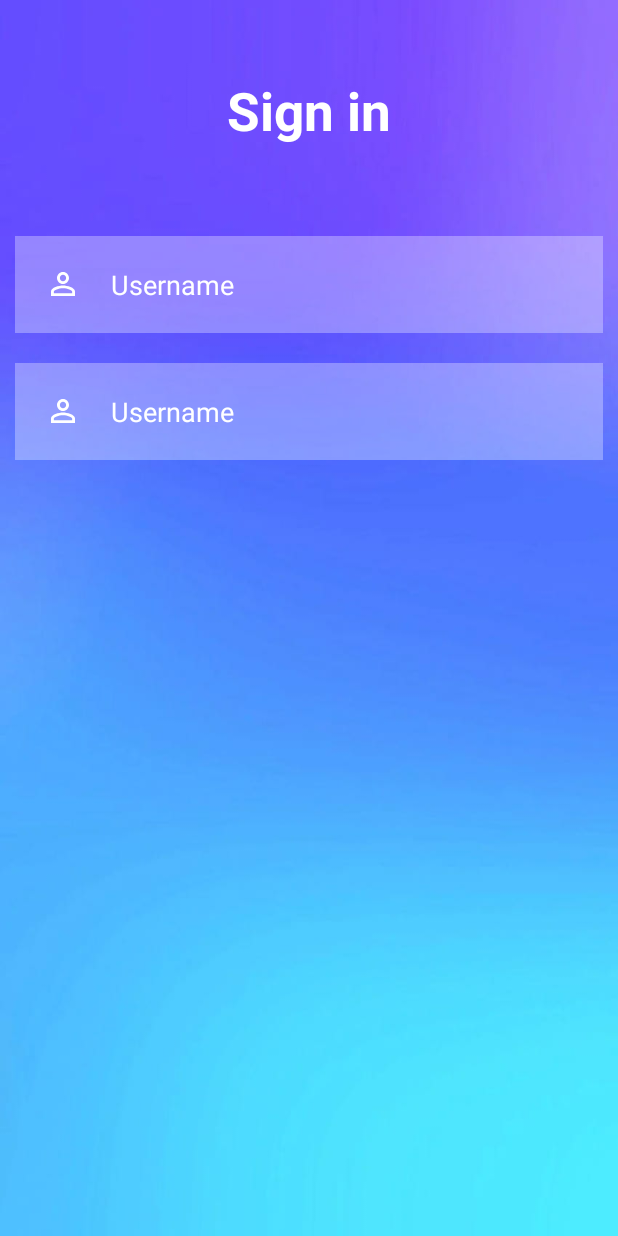
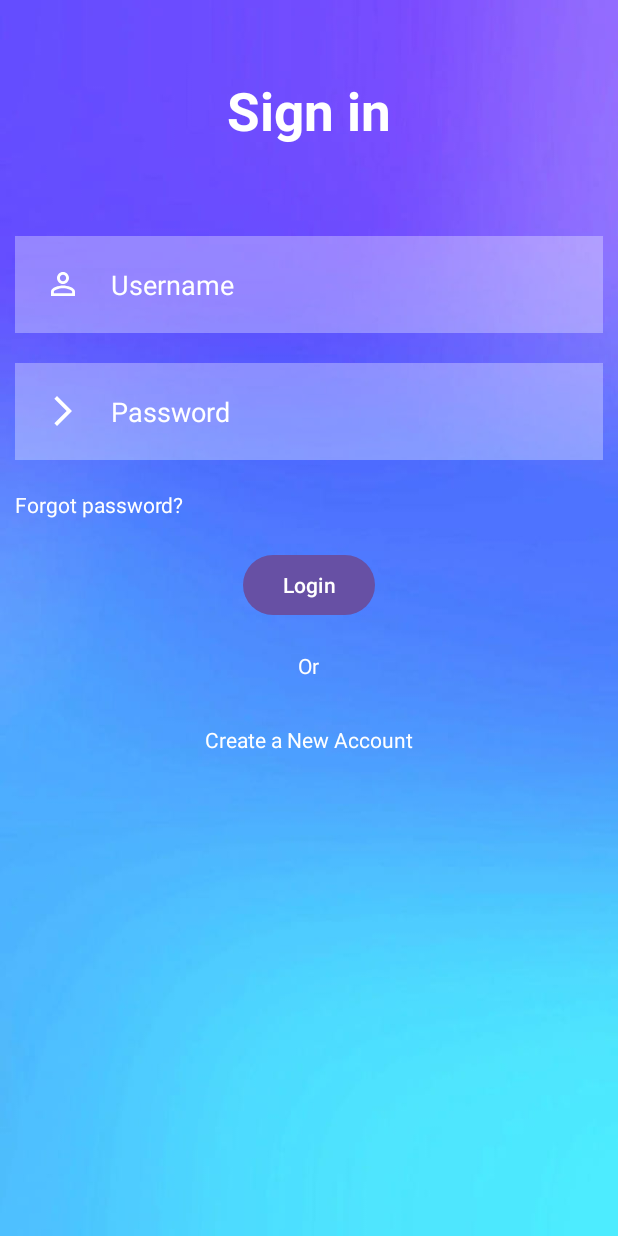
Before and after one commit to HorvathHajnalka/YouDo, an Android app: the screen it shows after launch (MainActivity before the commit, LoginActivity after it), on a phone screen of 412 x 824 dp. Run offline under Robolectric (Android 15) with nearby library versions, the phone set to English and light mode, and no system bars.

Commit message:
before dbconnect

```diff
--- /dev/null
+++ b/YouDo/app/src/main/java/com/example/youdo/LoginActivity.java
@@ -0,0 +1,51 @@
+package com.example.youdo;
+
+
+import androidx.appcompat.app.AppCompatActivity;
+
+
+import android.content.Intent;
+import android.os.Bundle;
+import android.view.View;
+import android.widget.TextView;
+import android.widget.Toast;
+
+import com.google.android.material.button.MaterialButton;
+
+public class LoginActivity extends AppCompatActivity {
+
+    @Override
+    protected void onCreate(Bundle savedInstanceState) {
+        super.onCreate(savedInstanceState);
+        setContentView(R.layout.activity_login);
+
+        TextView username =(TextView) findViewById(R.id.username);
+        TextView password =(TextView) findViewById(R.id.password);
+        MaterialButton loginbtn  = (MaterialButton) findViewById(R.id.loginbtn);
+
+        TextView newaccountbtn  = (TextView) findViewById(R.id.newaccount);
+
+        // switch to registerpage
+        newaccountbtn.setOnClickListener(new View.OnClickListener() {
+            @Override
+            public void onClick(View v) {
+                startActivity(new Intent(LoginActivity.this,RegisterActivity.class));
+            }
+        });
+
+        // admin and admin
+
+        loginbtn.setOnClickListener((new View.OnClickListener() {
+            @Override
+            public void onClick(View v) {
+                if(username.getText().toString().equals("admin") && password.getText().toString().equals("admin")) {
+                    // correct
+                    Toast.makeText(LoginActivity.this, "Successfully logged in", Toast.LENGTH_SHORT).show();
+                }else{
+                    Toast.makeText(LoginActivity.this, "Failed to log in", Toast.LENGTH_SHORT).show();
+                }
+            }
+        }));
+
+    }
+}
--- /dev/null
+++ b/YouDo/app/src/main/java/com/example/youdo/dbConnect.java
@@ -0,0 +1,4 @@
+package com.example.youdo;
+
+public class dbConnect {
+}
--- /dev/null
+++ b/YouDo/app/src/main/res/drawable/baseline_alternate_email_24.xml
@@ -0,0 +1,5 @@
+<vector android:height="24dp" android:tint="#FFFFFF"
+    android:viewportHeight="24" android:viewportWidth="24"
+    android:width="24dp" xmlns:android="http://schemas.android.com/apk/res/android">
+    <path android:fillColor="@android:color/white" android:pathData="M12,2C6.48,2 2,6.48 2,12s4.48,10 10,10h5v-2h-5c-4.34,0 -8,-3.66 -8,-8s3.66,-8 8,-8 8,3.66 8,8v1.43c0,0.79 -0.71,1.57 -1.5,1.57s-1.5,-0.78 -1.5,-1.57L17,12c0,-2.76 -2.24,-5 -5,-5s-5,2.24 -5,5 2.24,5 5,5c1.38,0 2.64,-0.56 3.54,-1.47 0.65,0.89 1.77,1.47 2.96,1.47 1.97,0 3.5,-1.6 3.5,-3.57L22,12c0,-5.52 -4.48,-10 -10,-10zM12,15c-1.66,0 -3,-1.34 -3,-3s1.34,-3 3,-3 3,1.34 3,3 -1.34,3 -3,3z"/>
+</vector>
--- /dev/null
+++ b/YouDo/app/src/main/res/drawable/baseline_arrow_forward_ios_24.xml
@@ -0,0 +1,5 @@
+<vector android:autoMirrored="true" android:height="24dp"
+    android:tint="#FFFFFF" android:viewportHeight="24"
+    android:viewportWidth="24" android:width="24dp" xmlns:android="http://schemas.android.com/apk/res/android">
+    <path android:fillColor="@android:color/white" android:pathData="M6.23,20.23l1.77,1.77l10,-10l-10,-10l-1.77,1.77l8.23,8.23z"/>
+</vector>
--- /dev/null
+++ b/YouDo/app/src/main/res/layout/activity_login.xml
@@ -0,0 +1,105 @@
+<?xml version="1.0" encoding="utf-8"?>
+<RelativeLayout xmlns:android="http://schemas.android.com/apk/res/android"
+    xmlns:app="http://schemas.android.com/apk/res-auto"
+    xmlns:tools="http://schemas.android.com/tools"
+    android:layout_width="match_parent"
+    android:layout_height="match_parent"
+    android:icon="@mipmap/my_icon"
+    android:background="@drawable/background"
+    tools:context=".LoginActivity">
+
+    <TextView
+        android:layout_width="match_parent"
+        android:layout_height="wrap_content"
+        android:id="@+id/signin"
+        android:text="Sign in"
+        android:textColor="@color/white"
+        android:textSize="35dp"
+        android:textStyle="bold"
+        android:layout_margin="50dp"
+        android:gravity="center"
+        />
+
+    <EditText
+        android:layout_width="match_parent"
+        android:layout_height="wrap_content"
+        android:id="@+id/username"
+        android:layout_below="@id/signin"
+        android:background="#50ffffff"
+        android:hint="Username"
+        android:textColorHint="@color/white"
+        android:textColor="@color/white"
+        android:layout_margin="10dp"
+        android:padding="20dp"
+        android:drawableLeft="@drawable/baseline_person_outline_24"
+        android:drawablePadding="20dp"/>
+
+    <EditText
+        android:layout_width="match_parent"
+        android:layout_height="wrap_content"
+        android:id="@+id/password"
+        android:layout_below="@id/username"
+        android:background="#50ffffff"
+        android:hint="Password"
+        android:textColorHint="@color/white"
+        android:textColor="@color/white"
+        android:layout_margin="10dp"
+        android:padding="20dp"
+        android:drawableLeft="@drawable/baseline_arrow_forward_ios_24"
+        android:drawablePadding="20dp"
+        android:inputType="textPassword"/>
+
+    <TextView
+        android:layout_width="wrap_content"
+        android:layout_height="wrap_content"
+        android:id="@+id/forgotpass"
+        android:layout_below="@id/password"
+        android:text="Forgot password?"
+        android:textColor="@color/white"
+        android:layout_centerHorizontal="false"
+        android:layout_margin="10dp"
+        />
+
+    <com.google.android.material.button.MaterialButton
+        android:layout_width="wrap_content"
+        android:layout_height="wrap_content"
+        android:id="@+id/loginbtn"
+        android:layout_below="@id/forgotpass"
+        android:text="Login"
+        android:layout_centerHorizontal="true"
+        android:layout_margin="10dp"
+        />
+
+    <TextView
+        android:layout_width="wrap_content"
+        android:layout_height="wrap_content"
+        android:id="@+id/or"
+        android:layout_below="@id/loginbtn"
+        android:text="Or"
+        android:textColor="@color/white"
+        android:layout_centerHorizontal="true"
+        android:layout_margin="10dp"
+        />
+
+    <LinearLayout
+        android:layout_width="wrap_content"
+        android:layout_height="wrap_content"
+        android:orientation="horizontal"
+        android:layout_below="@id/or"
+        android:layout_margin="10dp"
+        android:layout_centerHorizontal="true">
+
+        <TextView
+            android:id="@+id/newaccount"
+            android:layout_width="wrap_content"
+            android:layout_height="wrap_content"
+            android:layout_below="@id/loginbtn"
+            android:layout_marginStart="10dp"
+            android:layout_marginTop="10dp"
+            android:layout_marginEnd="10dp"
+            android:layout_marginBottom="10dp"
+            android:text="Create a New Account"
+            android:textColor="@color/white" />
+    </LinearLayout>
+
+</RelativeLayout>
--- a/YouDo/app/src/main/res/layout/activity_main.xml
+++ b/YouDo/app/src/main/res/layout/activity_main.xml
@@ -3,49 +3,6 @@
     xmlns:app="http://schemas.android.com/apk/res-auto"
     xmlns:tools="http://schemas.android.com/tools"
     android:layout_width="match_parent"
-    android:layout_height="match_parent"
-    android:icon="@mipmap/my_icon"
-    android:background="@drawable/background"
-    tools:context=".MainActivity">
-
-    <TextView
-        android:layout_width="match_parent"
-        android:layout_height="wrap_content"
-        android:id="@+id/signin"
-        android:text="Sign in"
-        android:textColor="@color/white"
-        android:textSize="35dp"
-        android:textStyle="bold"
-        android:layout_margin="50dp"
-        android:gravity="center"
-        />
-
-    <EditText
-        android:layout_width="match_parent"
-        android:layout_height="wrap_content"
-        android:id="@+id/username"
-        android:layout_below="@id/signin"
-        android:background="#50ffffff"
-        android:hint="Username"
-        android:textColorHint="@color/white"
-        android:textColor="@color/white"
-        android:layout_margin="10dp"
-        android:padding="20dp"
-        android:drawableLeft="@drawable/baseline_person_outline_24"
-        android:drawablePadding="20dp"/>
-
-    <EditText
-        android:layout_width="match_parent"
-        android:layout_height="wrap_content"
-        android:id="@+id/password"
-        android:layout_below="@id/username"
-        android:background="#50ffffff"
-        android:hint="Username"
-        android:textColorHint="@color/white"
-        android:textColor="@color/white"
-        android:layout_margin="10dp"
-        android:padding="20dp"
-        android:drawableLeft="@drawable/baseline_person_outline_24"
-        android:drawablePadding="20dp"/>
+    android:layout_height="match_parent">
 
 </RelativeLayout>
```
Also changed, not shown: YouDo/app/src/main/AndroidManifest.xml (+9 -1 lines), YouDo/app/src/main/java/com/example/youdo/MainActivity.java (+8 -0 lines), YouDo/app/src/main/java/com/example/youdo/RegisterActivity.java (added, +27 -0 lines), YouDo/app/src/main/res/layout/activity_register.xml (added, +101 -0 lines), 1 other file.
